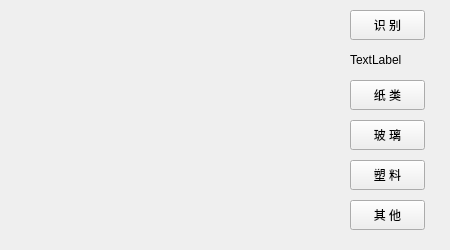
The window that img_classify/Ui_ClassifyForm.ui (gjz22cn/tf) describes before a commit, drawn with Qt 5.
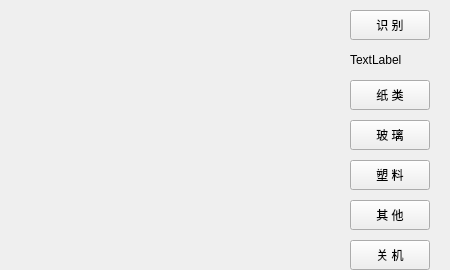
The same window after the commit.

Diff of the .ui file:
```diff
--- a/img_classify/Ui_ClassifyForm.ui
+++ b/img_classify/Ui_ClassifyForm.ui
@@ -7,7 +7,7 @@
     <x>0</x>
     <y>0</y>
     <width>450</width>
-    <height>250</height>
+    <height>270</height>
    </rect>
   </property>
   <property name="windowTitle">
@@ -18,7 +18,7 @@
     <rect>
      <x>350</x>
      <y>10</y>
-     <width>75</width>
+     <width>80</width>
      <height>30</height>
     </rect>
    </property>
@@ -31,7 +31,7 @@
     <rect>
      <x>350</x>
      <y>80</y>
-     <width>75</width>
+     <width>80</width>
      <height>30</height>
     </rect>
    </property>
@@ -44,7 +44,7 @@
     <rect>
      <x>350</x>
      <y>120</y>
-     <width>75</width>
+     <width>80</width>
      <height>30</height>
     </rect>
    </property>
@@ -57,7 +57,7 @@
     <rect>
      <x>350</x>
      <y>160</y>
-     <width>75</width>
+     <width>80</width>
      <height>30</height>
     </rect>
    </property>
@@ -70,7 +70,7 @@
     <rect>
      <x>350</x>
      <y>200</y>
-     <width>75</width>
+     <width>80</width>
      <height>30</height>
     </rect>
    </property>
@@ -83,8 +83,8 @@
     <rect>
      <x>10</x>
      <y>10</y>
-     <width>300</width>
-     <height>225</height>
+     <width>320</width>
+     <height>240</height>
     </rect>
    </property>
    <property name="text">
@@ -104,6 +104,19 @@
     <string>TextLabel</string>
    </property>
   </widget>
+  <widget class="QPushButton" name="closeBtn">
+   <property name="geometry">
+    <rect>
+     <x>350</x>
+     <y>240</y>
+     <width>80</width>
+     <height>30</height>
+    </rect>
+   </property>
+   <property name="text">
+    <string>关 机</string>
+   </property>
+  </widget>
  </widget>
  <resources/>
  <connections/>
```
